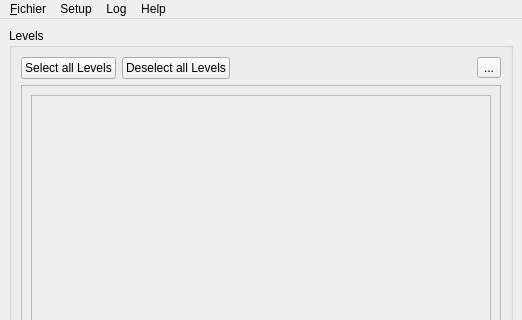
The window that BatchLightUE4/Views/WindowsMainWindows.ui (shenyu0403/BatchBuildLightUE4) describes before a commit, drawn with Qt 5; both pictures show x 0 to 522 and y 0 to 320 of the 522 by 489 pixel window.
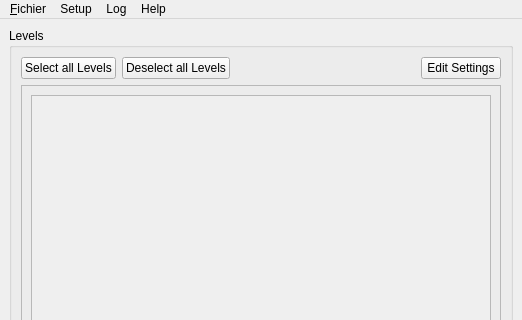
The same window after the commit. Icons and pictures are not drawn.

Commit message: Change the Edit Settings button with a button and label text

The edit to the form file:
```diff
--- a/BatchLightUE4/Views/WindowsMainWindows.ui
+++ b/BatchLightUE4/Views/WindowsMainWindows.ui
@@ -82,12 +82,12 @@
             </spacer>
            </item>
            <item>
-            <widget class="QToolButton" name="toolLevelsEdit">
+            <widget class="QPushButton" name="toolLevelsEdit">
              <property name="statusTip">
               <string>Edit your levels choice</string>
              </property>
              <property name="text">
-              <string>...</string>
+              <string>Edit Settings</string>
              </property>
              <property name="icon">
               <iconset>
```
The commit also changes 1 other file.
